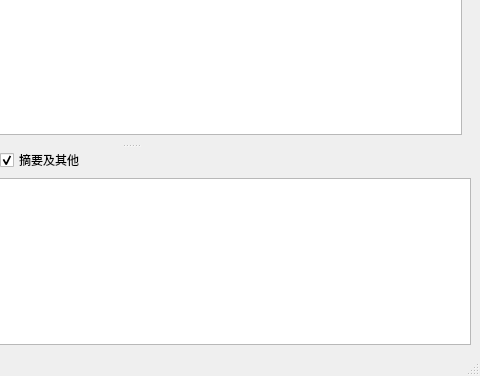
Above: src/helper/UI/mainWindow.ui from chenyulue/helper before the change; both pictures show x 219 to 699 and y 152 to 528 of the 699 by 528 pixel window. Below: the same form after it.
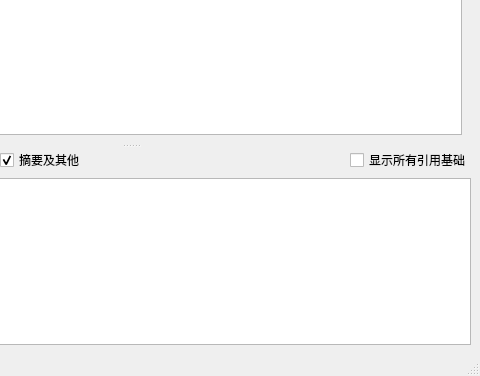
That is the form after the change. Icons and pictures are not drawn.

```diff
--- a/src/helper/UI/mainWindow.ui
+++ b/src/helper/UI/mainWindow.ui
@@ -315,6 +315,13 @@
               </property>
              </spacer>
             </item>
+            <item>
+             <widget class="QCheckBox" name="showAllCheckBox">
+              <property name="text">
+               <string>显示所有引用基础</string>
+              </property>
+             </widget>
+            </item>
            </layout>
           </item>
          </layout>
```
